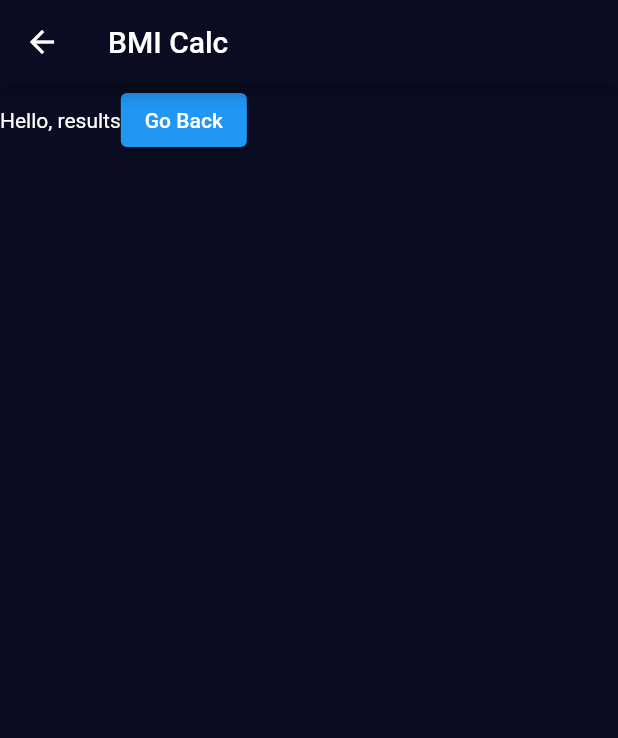
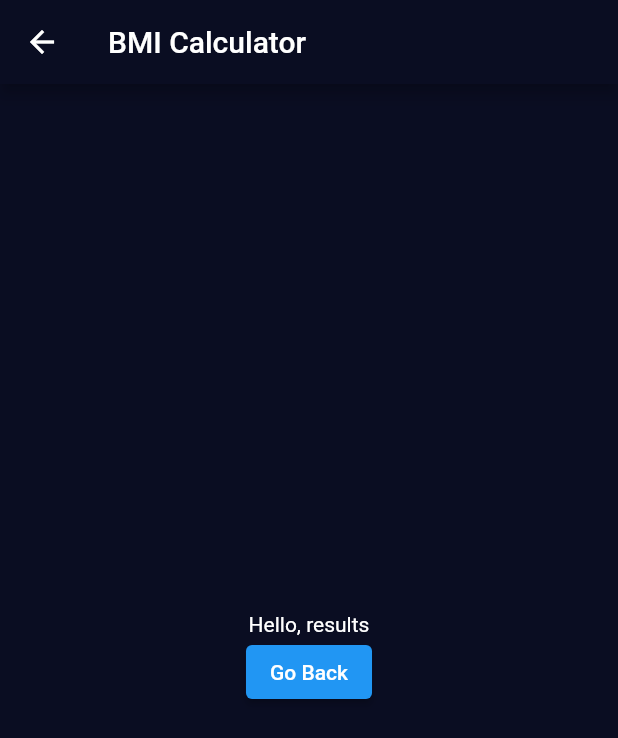
Before and after one commit to Vitafresh/bmi-calculator, a Flutter app: the screen it shows after launch, after a tap on "РАСЧЕТ", on a phone screen of 412 x 824 dp. Shown: the top 738 px of the screen. Run offline on Flutter 3.47's test engine with Material 2 defaults, Android fonts, the phone set to English and light mode, and no system bars; our stand-ins replace font_awesome_flutter.

Commit message:
Some input_page changes

```diff
--- a/lib/constants.dart
+++ b/lib/constants.dart
@@ -1,5 +1,6 @@
 import 'package:flutter/material.dart';
 
+const String kTitleApp = "BMI Calculator";
 const double kIconSize = 70;
 const double kSizedBoxHeight = 10;
 
--- a/lib/input_page.dart
+++ b/lib/input_page.dart
@@ -51,7 +51,7 @@ class _InputPageState extends State<InputPage> {
       appBar: AppBar(
         // Here we take the value from the MyHomePage object that was created by
         // the App.build method, and use it to set our appbar title.
-        title: Text("widget.title"),
+        title: Text(kTitleApp),
       ),
       body: Column(
         crossAxisAlignment: CrossAxisAlignment.stretch,
@@ -216,7 +216,13 @@ class _InputPageState extends State<InputPage> {
               ],
             ),
           ),
-          Container(
+          GestureDetector(
+            onTap: (){
+              print('Calculate pressed');
+              Navigator.pushNamed(context, '/results');
+            },
+            child: Container(
+              alignment: Alignment.center,
               margin: EdgeInsets.only(top: 10),
               decoration: BoxDecoration(
                 color: kBottomContainerColor,
@@ -224,12 +230,6 @@ class _InputPageState extends State<InputPage> {
               ),
               width: double.infinity,
               height: kBottomContainerHeight,
-            child: Center(
-              child: TextButton(
-                onPressed: () {
-                  print('Calculate pressed');
-                  Navigator.pushNamed(context, '/results');
-                },
               child: Text(
                 'РАСЧЕТ',
                 style: TextStyle(
@@ -239,7 +239,6 @@ class _InputPageState extends State<InputPage> {
                 ),
               ),
             ),
-            ),
           )
         ],
       ),
--- a/lib/main.dart
+++ b/lib/main.dart
@@ -1,3 +1,4 @@
+import 'package:bmi_calculator/constants.dart';
 import 'package:flutter/material.dart';
 import 'input_page.dart';
 import 'input_page.dart';
@@ -32,7 +33,7 @@ class BmiCalculator extends StatelessWidget {
       //   // This is the theme of your application.
       //   primarySwatch: Colors.amber,
       // ),
-      //home: InputPage(title: 'BMI CALCULATOR'),
+      //home: InputPage(title: kTitleApp),
 
       initialRoute: "/",
       routes: {
--- a/lib/results_page.dart
+++ b/lib/results_page.dart
@@ -1,3 +1,4 @@
+import 'package:bmi_calculator/constants.dart';
 import 'package:flutter/material.dart';
 
 class ResultsPage extends StatelessWidget {
@@ -5,9 +6,12 @@ class ResultsPage extends StatelessWidget {
   Widget build(BuildContext context) {
     return Scaffold(
       appBar: AppBar(
-        title: Text("BMI Calc"),
+        title: Text(kTitleApp),
       ),
-      body: Row(
+      body: Center(
+        child: Column(
+          mainAxisAlignment: MainAxisAlignment.center,
+          crossAxisAlignment: CrossAxisAlignment.center,
           children: [
             Text("Hello, results"),
             ElevatedButton(
@@ -18,6 +22,7 @@ class ResultsPage extends StatelessWidget {
             ),
           ],
         ),
+      ),
     );
   }
 }
```
Lines whose indentation alone changed are shown as unchanged.
